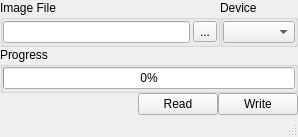
Old version of the form src/mainwindow.ui in the repository GDKsoftware/win32diskimager.
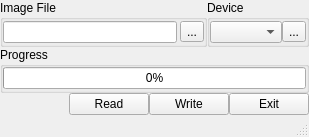
New version of the form. Icons and pictures are not drawn.

Commit message: Added Exit And Refresh Buttons, and icons for both Browse and Refresh buttons.

```diff
--- a/src/mainwindow.ui
+++ b/src/mainwindow.ui
@@ -5,7 +5,7 @@
    <rect>
     <x>0</x>
     <y>0</y>
-    <width>298</width>
+    <width>309</width>
     <height>137</height>
    </rect>
   </property>
@@ -73,6 +73,20 @@
            </property>
           </widget>
          </item>
+         <item>
+          <widget class="QToolButton" name="tbRefresh" >
+           <property name="statusTip" >
+            <string>Refresh the list of available devices</string>
+           </property>
+           <property name="text" >
+            <string>...</string>
+           </property>
+           <property name="icon" >
+            <iconset resource="gui_icons.qrc" >
+             <normaloff>:/images/images/reload.png</normaloff>:/images/images/reload.png</iconset>
+           </property>
+          </widget>
+         </item>
         </layout>
        </widget>
       </item>
@@ -141,6 +155,16 @@
         </property>
        </widget>
       </item>
+      <item>
+       <widget class="QPushButton" name="bExit" >
+        <property name="statusTip" >
+         <string>Exit Win32 Disk Imager</string>
+        </property>
+        <property name="text" >
+         <string>Exit</string>
+        </property>
+       </widget>
+      </item>
      </layout>
     </item>
    </layout>
```
Left out of the diff: 23 changed lines with no effect on the pictures. The commit also changes 5 other files.
